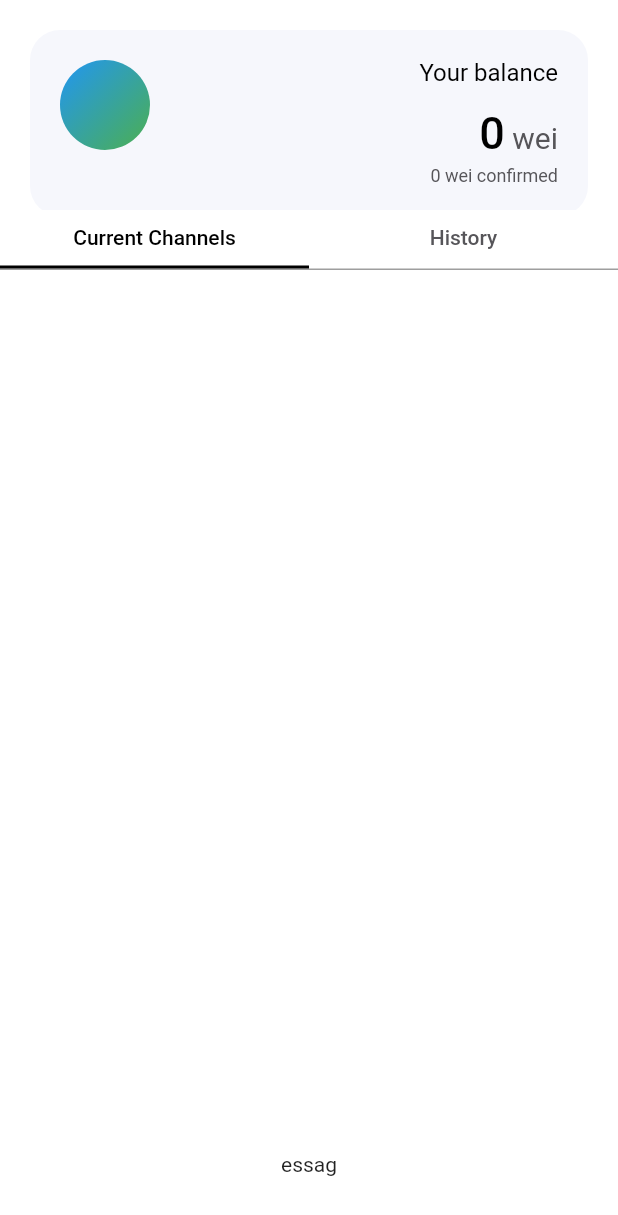
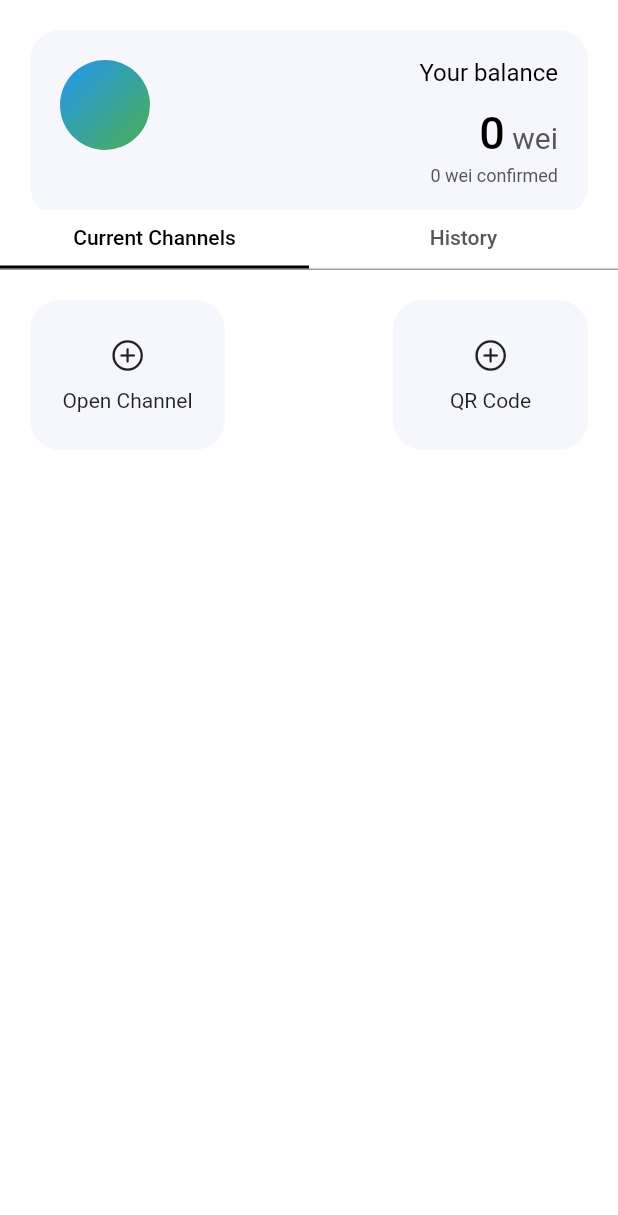
Before and after one commit to dknopik/sspc-flutter-fe, a Flutter app: the screen it shows after launch, on a phone screen of 412 x 824 dp. Shown: the top 1215 px of the screen. Run offline on Flutter 3.47's test engine with Material 2 defaults, Android fonts, the phone set to English and light mode, and no system bars; our stand-ins replace flutter_keyboard_visibility, modal_bottom_sheet, qr_flutter; missing offline and left inert: dart:js_interop, flutter_nfc_kit, ndef, qr_code_scanner, rlp, web3dart; statements that could not run were skipped.

Commit message:
update qr service

```diff
--- a/app/lib/screens/screen_new_channel.dart
+++ b/app/lib/screens/screen_new_channel.dart
@@ -33,187 +33,100 @@ class _NewChannelState extends State<NewChannel> {
 
   @override
   Widget build(BuildContext context) {
-    final FutureBuilder<ui.Image> qrFutureBuilder = FutureBuilder<ui.Image>(
-      future: _loadOverlayImage(),
-      builder: (BuildContext ctx, AsyncSnapshot<ui.Image> snapshot) {
-        const double size = 280.0;
-        if (!snapshot.hasData) {
-          return const SizedBox(width: size, height: size);
-        }
-        return CustomPaint(
-          size: const Size.square(size),
-          painter: QrPainter(
-            data: message,
-            version: QrVersions.auto,
-            eyeStyle: const QrEyeStyle(
-              eyeShape: QrEyeShape.square,
-              color: Color(0xff128760),
+    return Container(
+        child: Column(children: [
+      Row(
+        mainAxisAlignment: MainAxisAlignment.spaceBetween,
+        children: [
+          Container(
+            margin: const EdgeInsets.all(20.0),
+            padding: const EdgeInsets.all(10.0),
+            width: 130,
+            height: 100,
+            decoration: BoxDecoration(
+              borderRadius: BorderRadius.circular(20),
+              color: Style.background,
             ),
-            dataModuleStyle: const QrDataModuleStyle(
-              dataModuleShape: QrDataModuleShape.circle,
-              color: Color(0xff1a5441),
-            ),
-            // size: 320.0,
-            embeddedImage: snapshot.data,
-            embeddedImageStyle: const QrEmbeddedImageStyle(
-              size: Size.square(60),
-            ),
-          ),
-        );
-      },
-    );
-
-    return Material(
-      color: Colors.white,
-      child: SafeArea(
-        child: Column(
-          children: <Widget>[
-            Expanded(
-              child: Center(
-                child: SizedBox(
-                  width: 280,
-                  child: qrFutureBuilder,
+            alignment: Alignment.center,
+            child: GestureDetector(
+              child: Column(
+                mainAxisAlignment: MainAxisAlignment.center,
+                children: [
+                  Icon(
+                    CupertinoIcons.plus_circled,
+                  ),
+                  SizedBox(height: 10),
+                  SizedBox(
+                    child: Text(
+                      'Open Channel',
+                      textAlign: TextAlign.center,
+                    ),
+                  )
+                ],
+              ),
+              onTap: () => showMaterialModalBottomSheet(
+                expand: false,
+                context: context,
+                backgroundColor: Colors.transparent,
+                builder: (context) => ModalChannelOpen(
+                  myWallet: widget.myWallet,
                 ),
               ),
             ),
-            Padding(
-              padding: const EdgeInsets.symmetric(vertical: 20, horizontal: 40)
-                  .copyWith(bottom: 40),
-              child: const Text('essag'),
+          ),
+          Container(
+            margin: const EdgeInsets.all(20.0),
+            width: 130,
+            height: 100,
+            decoration: BoxDecoration(
+              borderRadius: BorderRadius.circular(20),
+              color: Style.background,
             ),
-          ],
+            alignment: Alignment.center,
+            child: GestureDetector(
+              child: Column(
+                mainAxisAlignment: MainAxisAlignment.center,
+                children: [
+                  Icon(
+                    CupertinoIcons.plus_circled,
+                  ),
+                  SizedBox(height: 10),
+                  SizedBox(
+                    child: Text(
+                      'QR Code',
+                      textAlign: TextAlign.center,
+                    ),
+                  )
+                ],
+              ),
+              onTap: () => showMaterialModalBottomSheet(
+                expand: false,
+                context: context,
+                backgroundColor: Colors.transparent,
+                builder: (context) => ModalQR(
+                  builder: QrImageView(
+                    data: message,
+                    version: QrVersions.auto,
+                    size: 200.0,
+                  ),
+                ),
+              ),
+            ),
+          ),
+        ],
+      ),
+      // Building List of view based on channels
+      Expanded(
+        child: ListView.builder(
+          scrollDirection: Axis.vertical,
+          shrinkWrap: true,
+          itemCount: widget.myWallet.channels.length,
+          itemBuilder: (context, i) {
+            return _createChannel(widget.myWallet.channels[i]);
+          },
         ),
       ),
-    );
-
-    // Container(
-    //     child: Column(children: [
-    //   Row(
-    //     children: [
-    //       Container(
-    //         margin: const EdgeInsets.all(20.0),
-    //         width: 180,
-    //         height: 100,
-    //         decoration: BoxDecoration(
-    //           borderRadius: BorderRadius.circular(20),
-    //           color: Style.background,
-    //         ),
-    //         alignment: Alignment.center,
-    //         child: GestureDetector(
-    //           child: Column(
-    //             mainAxisAlignment: MainAxisAlignment.center,
-    //             children: [
-    //               Icon(
-    //                 CupertinoIcons.plus_circled,
-    //               ),
-    //               SizedBox(height: 10),
-    //               SizedBox(
-    //                 child: Text(
-    //                   'Open Channel',
-    //                   textAlign: TextAlign.center,
-    //                 ),
-    //               )
-    //             ],
-    //           ),
-    //           onTap: () => showMaterialModalBottomSheet(
-    //             expand: false,
-    //             context: context,
-    //             backgroundColor: Colors.transparent,
-    //             builder: (context) => ModalChannelOpen(
-    //               myWallet: widget.myWallet,
-    //             ),
-    //           ),
-    //         ),
-    //       ),
-    //       Container(
-    //         margin: const EdgeInsets.all(20.0),
-    //         width: 180,
-    //         height: 100,
-    //         decoration: BoxDecoration(
-    //           borderRadius: BorderRadius.circular(20),
-    //           color: Style.background,
-    //         ),
-    //         alignment: Alignment.center,
-    //         child: GestureDetector(
-    //           child: Column(
-    //             mainAxisAlignment: MainAxisAlignment.center,
-    //             children: [
-    //               // Icon(
-    //               //   CupertinoIcons.plus_circled,
-    //               // ),
-    //               // SizedBox(height: 10),
-    //               // SizedBox(
-    //               //   child: Text(
-    //               //     'Generate QR Code',
-    //               //     textAlign: TextAlign.center,
-    //               //   ),
-    //               // )
-
-    //               SizedBox(
-    //                 width: 280,
-    //                 child: qrFutureBuilder,
-    //               ),
-    //             ],
-    //           ),
-    //           onTap: () => showMaterialModalBottomSheet(
-    //             expand: false,
-    //             context: context,
-    //             backgroundColor: Colors.transparent,
-    //             builder: (context) => ModalQR(
-    //               builder: qrFutureBuilder,
-    //             ),
-    //           ),
-    //         ),
-    //       ),
-    //       Container(
-    //         margin: const EdgeInsets.all(20.0),
-    //         width: 180,
-    //         height: 100,
-    //         decoration: BoxDecoration(
-    //           borderRadius: BorderRadius.circular(20),
-    //           color: Style.background,
-    //         ),
-    //         alignment: Alignment.center,
-    //         child: GestureDetector(
-    //           child: Column(
-    //             mainAxisAlignment: MainAxisAlignment.center,
-    //             children: [
-    //               Icon(
-    //                 CupertinoIcons.plus_circled,
-    //               ),
-    //               SizedBox(height: 10),
-    //               SizedBox(
-    //                 child: Text(
-    //                   'Scan QR Code',
-    //                   textAlign: TextAlign.center,
-    //                 ),
-    //               )
-    //             ],
-    //           ),
-    //           onTap: () => showMaterialModalBottomSheet(
-    //             expand: false,
-    //             context: context,
-    //             backgroundColor: Colors.transparent,
-    //             builder: (context) => ModalChannelOpen(
-    //               myWallet: widget.myWallet,
-    //             ),
-    //           ),
-    //         ),
-    //       ),
-    //     ],
-    //   ),
-    //   // Building List of view based on channels
-    //   Expanded(
-    //     child: ListView.builder(
-    //       scrollDirection: Axis.vertical,
-    //       shrinkWrap: true,
-    //       itemCount: widget.myWallet.channels.length,
-    //       itemBuilder: (context, i) {
-    //         return _createChannel(widget.myWallet.channels[i]);
-    //       },
-    //     ),
-    //   ),
-    // ]));
+    ]));
   }
 
   Widget _createChannel(ChannelObj channel) {
--- a/app/pubspec.yaml
+++ b/app/pubspec.yaml
@@ -53,6 +53,8 @@ dev_dependencies:
   modal_bottom_sheet: 3.0.0-pre
   flutter_keyboard_visibility: ^5.0.3
   flutter_nfc_kit: ^3.3.1
+  qr_flutter: ^4.1.0
+  qr_code_scanner: ^1.0.1
 
 # For information on the generic Dart part of this file, see the
 # following page: https://dart.dev/tools/pub/pubspec
```
Also changed, not shown: app/lib/screens/modal_channel_open.dart (+32 -3 lines), app/lib/screens/modal_qr_scan.dart (added, +115 -0 lines), app/lib/screens/modal_show_qr_code.dart (+4 -6 lines), 2 other files.
